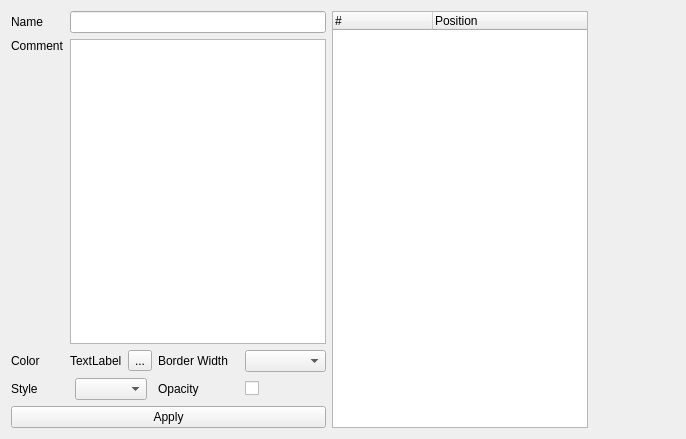
Qt form src/IOverlayAreaEditWidget.ui (ntruchsess/QLandkarteGT) before a commit.
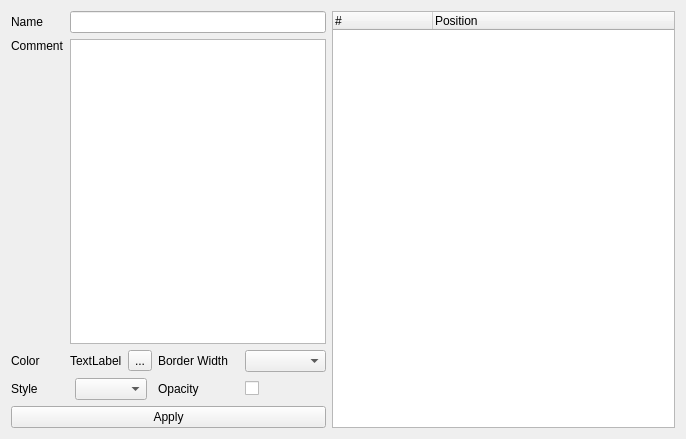
The same form after that commit. Icons and pictures are not drawn.

Patch:
```diff
--- a/src/IOverlayAreaEditWidget.ui
+++ b/src/IOverlayAreaEditWidget.ui
@@ -138,6 +138,12 @@
    </item>
    <item>
     <widget class="QTreeWidget" name="treeWidget">
+     <property name="sizePolicy">
+      <sizepolicy hsizetype="Expanding" vsizetype="Expanding">
+       <horstretch>0</horstretch>
+       <verstretch>0</verstretch>
+      </sizepolicy>
+     </property>
      <property name="contextMenuPolicy">
       <enum>Qt::CustomContextMenu</enum>
      </property>
@@ -159,19 +165,6 @@
      </column>
     </widget>
    </item>
-   <item>
-    <spacer name="horizontalSpacer">
-     <property name="orientation">
-      <enum>Qt::Horizontal</enum>
-     </property>
-     <property name="sizeHint" stdset="0">
-      <size>
-       <width>40</width>
-       <height>20</height>
-      </size>
-     </property>
-    </spacer>
-   </item>
   </layout>
  </widget>
  <resources>
```
Left out of the diff: 8 changed lines with no effect on the pictures.
